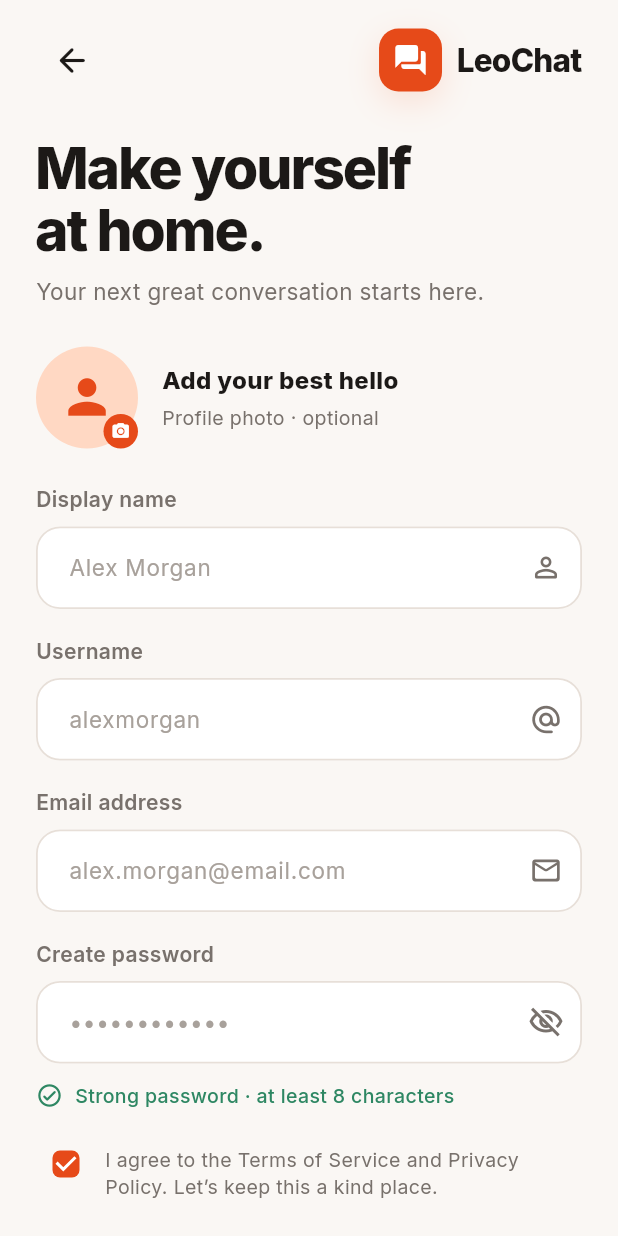
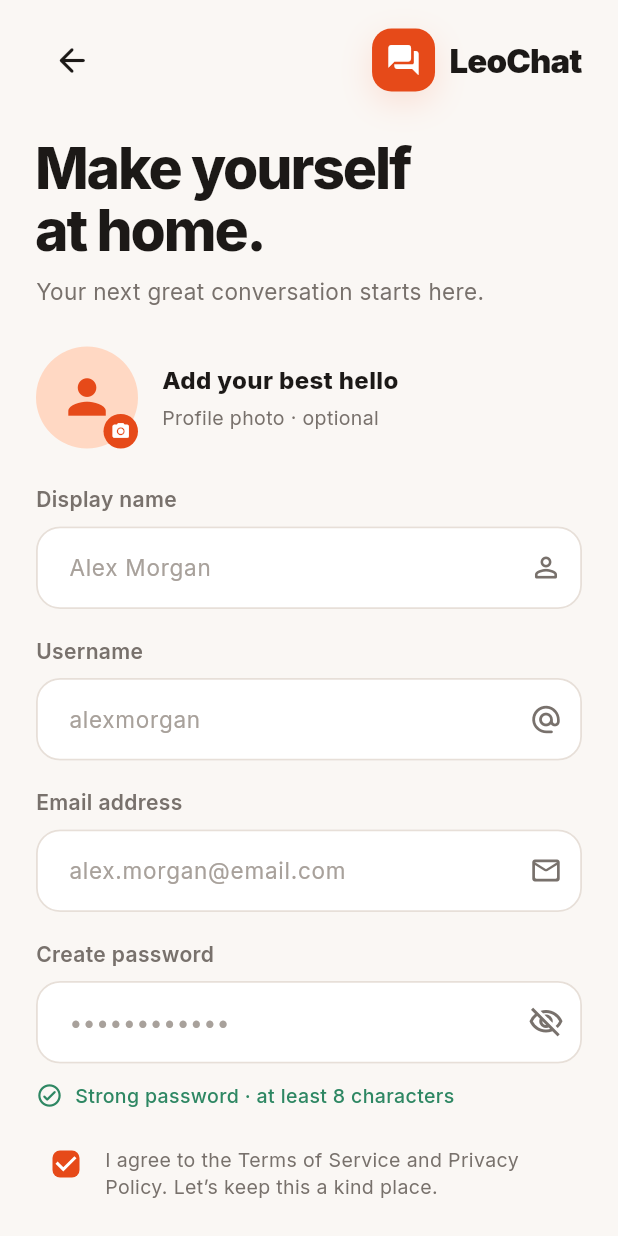
Before and after one commit to faisin111/Leo-chat-app, a Flutter app: the RegisterPage screen opened by its route, on a phone screen of 412 x 824 dp. Run offline on Flutter 3.47's test engine with Material 3 defaults, Android fonts, the phone set to English and light mode, and no system bars; our stand-ins replace dio, flutter_riverpod, flutter_secure_storage, fpdart, go_router, google_fonts and 1 more; accounts and stored records are empty; network calls fail.

Commit message:
Polish LeoChat logo typography

```diff
--- a/lib/core/widgets/common_widgets/branding/leo_logo.dart
+++ b/lib/core/widgets/common_widgets/branding/leo_logo.dart
@@ -34,9 +34,9 @@ class LeoLogo extends StatelessWidget {
           const SizedBox(width: 10),
           Text('LeoChat',
               style: TextStyle(
-                  fontSize: 21,
-                  fontWeight: FontWeight.w800,
-                  letterSpacing: -0.5,
+                  fontSize: 22,
+                  fontWeight: FontWeight.w900,
+                  letterSpacing: -0.6,
                   color: foreground)),
         ],
       ],
```
